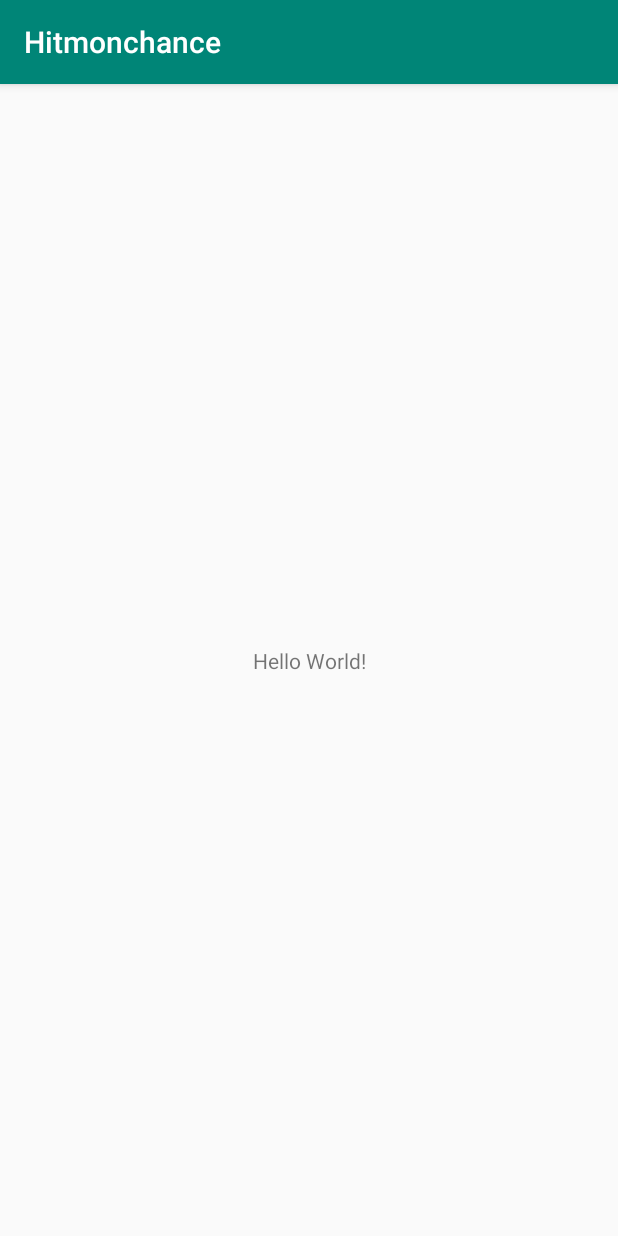
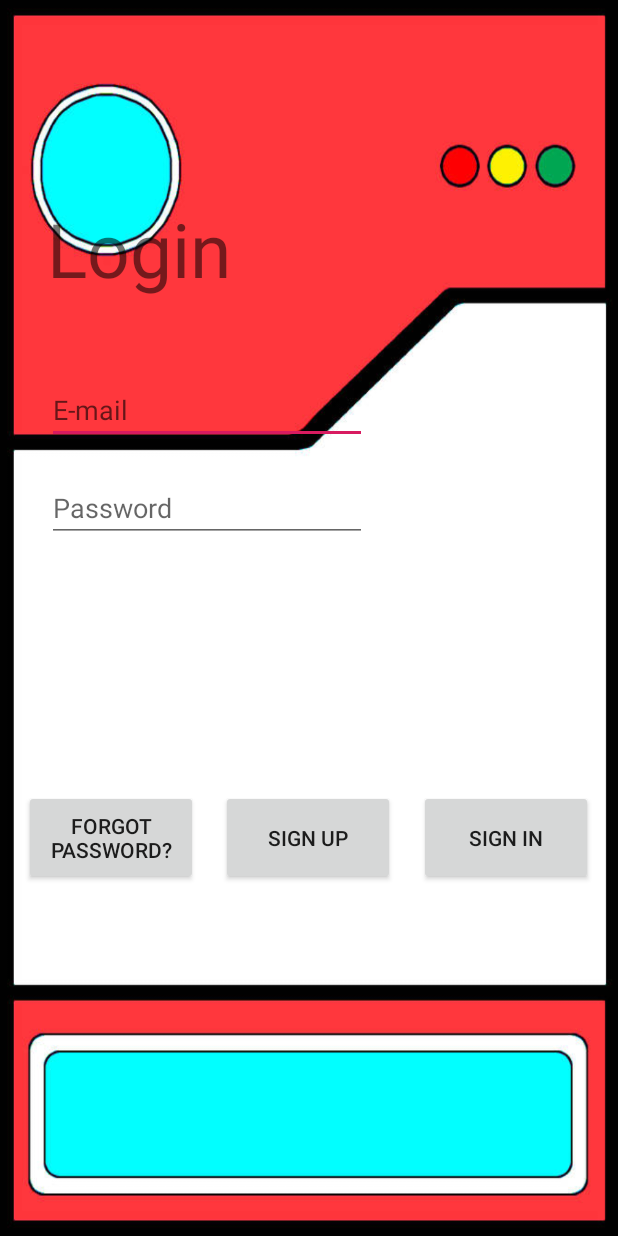
Before and after one commit to larslippert/Hitmonchance, an Android app: the screen it shows after launch (MainActivity before the commit, LoginActivity after it), on a phone screen of 412 x 824 dp. Run offline under Robolectric (Android 15) with nearby library versions, the phone set to English and light mode, and no system bars.

Commit message:
Added login window and firebase files and gradle

```diff
--- a/app/build.gradle
+++ b/app/build.gradle
@@ -25,4 +25,9 @@ dependencies {
     testImplementation 'junit:junit:4.12'
     androidTestImplementation 'com.android.support.test:runner:1.0.2'
     androidTestImplementation 'com.android.support.test.espresso:espresso-core:3.0.2'
+
+    implementation 'com.google.firebase:firebase-core:16.0.1'
+    implementation 'com.android.support:support-v4:28.0.0'
 }
+
+apply plugin: 'com.google.gms.google-services'
--- a/app/src/main/AndroidManifest.xml
+++ b/app/src/main/AndroidManifest.xml
@@ -1,6 +1,8 @@
 <?xml version="1.0" encoding="utf-8"?>
 <manifest xmlns:android="http://schemas.android.com/apk/res/android"
     package="com.lalov.hitmonchance">
+
+    <uses-permission android:name="android.permission.INTERNET" />
 
     <application
         android:allowBackup="true"
@@ -9,7 +11,8 @@
         android:roundIcon="@mipmap/ic_launcher_round"
         android:supportsRtl="true"
         android:theme="@style/AppTheme">
-        <activity android:name=".MainActivity">
+        <activity android:name=".MainActivity"></activity>
+        <activity android:name=".LoginActivity">
             <intent-filter>
                 <action android:name="android.intent.action.MAIN" />
 
--- /dev/null
+++ b/app/src/main/java/com/lalov/hitmonchance/LoginActivity.java
@@ -0,0 +1,18 @@
+package com.lalov.hitmonchance;
+
+import android.support.v7.app.AppCompatActivity;
+import android.os.Bundle;
+import android.view.Window;
+
+public class LoginActivity extends AppCompatActivity {
+
+    @Override
+    protected void onCreate(Bundle savedInstanceState) {
+        super.onCreate(savedInstanceState);
+        requestWindowFeature(Window.FEATURE_NO_TITLE);//will hide the title
+        getSupportActionBar().hide(); //hide the title bar
+        setContentView(R.layout.activity_login);
+
+
+    }
+}
--- /dev/null
+++ b/app/src/main/res/layout/activity_login.xml
@@ -0,0 +1,101 @@
+<?xml version="1.0" encoding="utf-8"?>
+<android.support.constraint.ConstraintLayout xmlns:android="http://schemas.android.com/apk/res/android"
+    xmlns:app="http://schemas.android.com/apk/res-auto"
+    xmlns:tools="http://schemas.android.com/tools"
+    android:layout_width="match_parent"
+    android:layout_height="match_parent"
+    android:background="@drawable/pokedex_login_background"
+    tools:context=".LoginActivity">
+
+
+    <EditText
+        android:id="@+id/editTextEmail"
+        android:layout_width="wrap_content"
+        android:layout_height="wrap_content"
+        android:layout_marginStart="31dp"
+        android:layout_marginLeft="31dp"
+        android:layout_marginTop="45dp"
+        android:layout_marginEnd="167dp"
+        android:layout_marginRight="167dp"
+        android:ems="10"
+        android:hint="@string/email_login"
+        android:inputType="textEmailAddress"
+        app:layout_constraintEnd_toEndOf="parent"
+        app:layout_constraintStart_toStartOf="parent"
+        app:layout_constraintTop_toBottomOf="@+id/txtLogin" />
+
+    <EditText
+        android:id="@+id/editTextPassword"
+        android:layout_width="wrap_content"
+        android:layout_height="wrap_content"
+        android:layout_marginStart="31dp"
+        android:layout_marginLeft="31dp"
+        android:layout_marginTop="20dp"
+        android:layout_marginEnd="167dp"
+        android:layout_marginRight="167dp"
+        android:ems="10"
+        android:hint="@string/password_login"
+        android:inputType="textPassword"
+        app:layout_constraintEnd_toEndOf="parent"
+        app:layout_constraintStart_toStartOf="parent"
+        app:layout_constraintTop_toBottomOf="@+id/editTextEmail" />
+
+    <TextView
+        android:id="@+id/txtLogin"
+        android:layout_width="190dp"
+        android:layout_height="73dp"
+        android:layout_marginStart="31dp"
+        android:layout_marginLeft="31dp"
+        android:layout_marginTop="132dp"
+        android:layout_marginEnd="190dp"
+        android:layout_marginRight="190dp"
+        android:text="@string/Login"
+        android:textSize="50sp"
+        app:layout_constraintEnd_toEndOf="parent"
+        app:layout_constraintHorizontal_bias="0.0"
+        app:layout_constraintStart_toStartOf="parent"
+        app:layout_constraintTop_toTopOf="parent" />
+
+    <Button
+        android:id="@+id/btnSignIn"
+        android:layout_width="116dp"
+        android:layout_height="63dp"
+        android:layout_marginStart="16dp"
+        android:layout_marginLeft="16dp"
+        android:layout_marginTop="100dp"
+        android:layout_marginEnd="16dp"
+        android:layout_marginRight="16dp"
+        android:layout_marginBottom="169dp"
+        android:text="@string/sign_in"
+        app:layout_constraintBottom_toBottomOf="parent"
+        app:layout_constraintEnd_toEndOf="parent"
+        app:layout_constraintHorizontal_bias="0.0"
+        app:layout_constraintStart_toEndOf="@+id/btnSignUp"
+        app:layout_constraintTop_toBottomOf="@+id/editTextPassword" />
+
+    <Button
+        android:id="@+id/btnForgot"
+        android:layout_width="116dp"
+        android:layout_height="63dp"
+        android:layout_marginStart="16dp"
+        android:layout_marginLeft="16dp"
+        android:layout_marginTop="100dp"
+        android:layout_marginBottom="169dp"
+        android:text="@string/forgot_password"
+        app:layout_constraintBottom_toBottomOf="parent"
+        app:layout_constraintStart_toStartOf="parent"
+        app:layout_constraintTop_toBottomOf="@+id/editTextPassword" />
+
+    <Button
+        android:id="@+id/btnSignUp"
+        android:layout_width="116dp"
+        android:layout_height="63dp"
+        android:layout_marginStart="15dp"
+        android:layout_marginLeft="15dp"
+        android:layout_marginTop="100dp"
+        android:layout_marginBottom="169dp"
+        android:text="@string/sign_up"
+        app:layout_constraintBottom_toBottomOf="parent"
+        app:layout_constraintStart_toEndOf="@+id/btnForgot"
+        app:layout_constraintTop_toBottomOf="@+id/editTextPassword" />
+</android.support.constraint.ConstraintLayout>
--- a/app/src/main/res/values/strings.xml
+++ b/app/src/main/res/values/strings.xml
@@ -1,3 +1,9 @@
 <resources>
     <string name="app_name">Hitmonchance</string>
+    <string name="Login">Login</string>
+    <string name="email_login">E-mail</string>
+    <string name="password_login">Password</string>
+    <string name="forgot_password">Forgot password?</string>
+    <string name="sign_up">Sign up</string>
+    <string name="sign_in">Sign in</string>
 </resources>
--- a/build.gradle
+++ b/build.gradle
@@ -9,6 +9,9 @@ buildscript {
     dependencies {
         classpath 'com.android.tools.build:gradle:3.3.0'
 
+        classpath 'com.google.gms:google-services:4.0.1'
+
+        classpath 'com.android.tools.build:gradle:2.1.2'
         // NOTE: Do not place your application dependencies here; they belong
         // in the individual module build.gradle files
     }
```
Also changed, not shown: app/src/main/res/drawable/pokedex_login_background.jpg (added), 1 other file.
